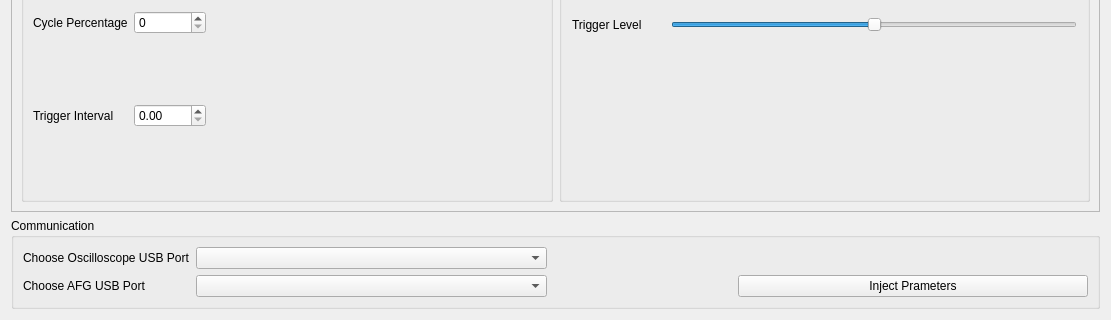
This is gui/views/optionsViewUI.ui in AceEagle/ElectricViewCHU as Qt 5 draws it before an edit; both pictures show x 0 to 1111 and y 378 to 698 of the 1111 by 698 pixel window. The edited form follows.
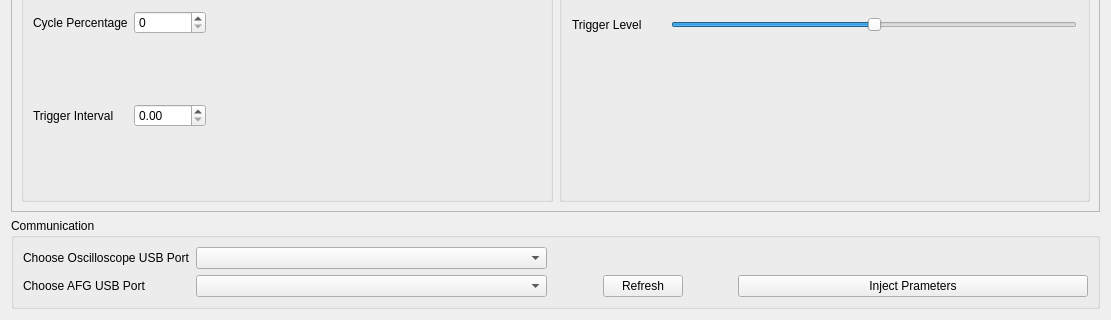
This is the edited form.

Commit message: Implementing/connecting new buttons and trying the right way to connect/refresh oscillo/afg list

Patch:
```diff
--- a/gui/views/optionsViewUI.ui
+++ b/gui/views/optionsViewUI.ui
@@ -49,7 +49,27 @@
       <item row="2" column="1">
        <widget class="QComboBox" name="USBPortsAFGComboBox"/>
       </item>
+      <item row="2" column="4">
+       <spacer name="horizontalSpacer">
+        <property name="orientation">
+         <enum>Qt::Horizontal</enum>
+        </property>
+        <property name="sizeHint" stdset="0">
+         <size>
+          <width>40</width>
+          <height>20</height>
+         </size>
+        </property>
+       </spacer>
+      </item>
       <item row="2" column="3">
+       <widget class="QPushButton" name="RefreshPButton">
+        <property name="text">
+         <string>Refresh</string>
+        </property>
+       </widget>
+      </item>
+      <item row="2" column="5">
        <widget class="QPushButton" name="InjectButton">
         <property name="minimumSize">
          <size>
@@ -70,7 +90,7 @@
        </widget>
       </item>
       <item row="2" column="2">
-       <spacer name="horizontalSpacer">
+       <spacer name="horizontalSpacer_3">
         <property name="orientation">
          <enum>Qt::Horizontal</enum>
         </property>
```
Left out of the diff: 14 changed lines with no effect on the pictures. The commit also changes 3 other files.
